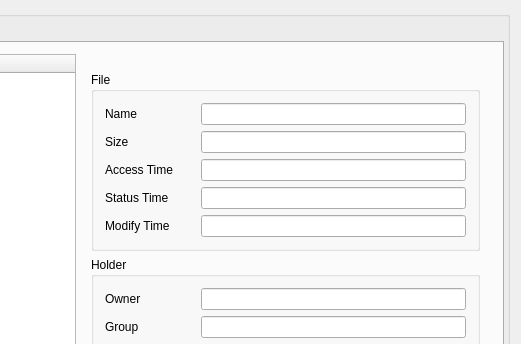
The window that mainwindow.ui (bas524/linuxdependency) describes before a commit, drawn with Qt 5; both pictures show x 204 to 725 and y 0 to 344 of the 725 by 866 pixel window.
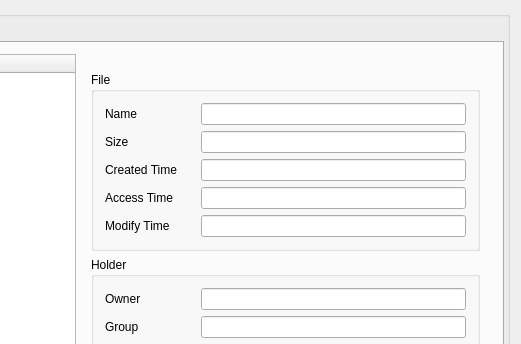
The same window after the commit. Icons and pictures are not drawn.

Commit message: fix : replace status time with creation time

The edit to the form file:
```diff
--- a/mainwindow.ui
+++ b/mainwindow.ui
@@ -137,6 +137,30 @@
                  </item>
                 </layout>
                </item>
+               <item>
+                <layout class="QHBoxLayout" name="horizontalLayout_4">
+                 <item>
+                  <widget class="QLabel" name="labelTimeAccess">
+                   <property name="minimumSize">
+                    <size>
+                     <width>90</width>
+                     <height>0</height>
+                    </size>
+                   </property>
+                   <property name="text">
+                    <string>Created Time</string>
+                   </property>
+                  </widget>
+                 </item>
+                 <item>
+                  <widget class="QLineEdit" name="lineEditTimeStatus">
+                   <property name="readOnly">
+                    <bool>true</bool>
+                   </property>
+                  </widget>
+                 </item>
+                </layout>
+               </item>
                <item>
                 <layout class="QHBoxLayout" name="horizontalLayout_3">
                  <item>
@@ -153,30 +177,6 @@
                   </widget>
                  </item>
                  <item>
-                  <widget class="QLineEdit" name="lineEditTimeStatus">
-                   <property name="readOnly">
-                    <bool>true</bool>
-                   </property>
-                  </widget>
-                 </item>
-                </layout>
-               </item>
-               <item>
-                <layout class="QHBoxLayout" name="horizontalLayout_4">
-                 <item>
-                  <widget class="QLabel" name="labelTimeAccess">
-                   <property name="minimumSize">
-                    <size>
-                     <width>90</width>
-                     <height>0</height>
-                    </size>
-                   </property>
-                   <property name="text">
-                    <string>Status Time</string>
-                   </property>
-                  </widget>
-                 </item>
-                 <item>
                   <widget class="QLineEdit" name="lineEditTimeAccess">
                    <property name="readOnly">
                     <bool>true</bool>
```
Left out of the diff: 2 changed lines with no effect on the pictures. The commit also changes 4 other files.
